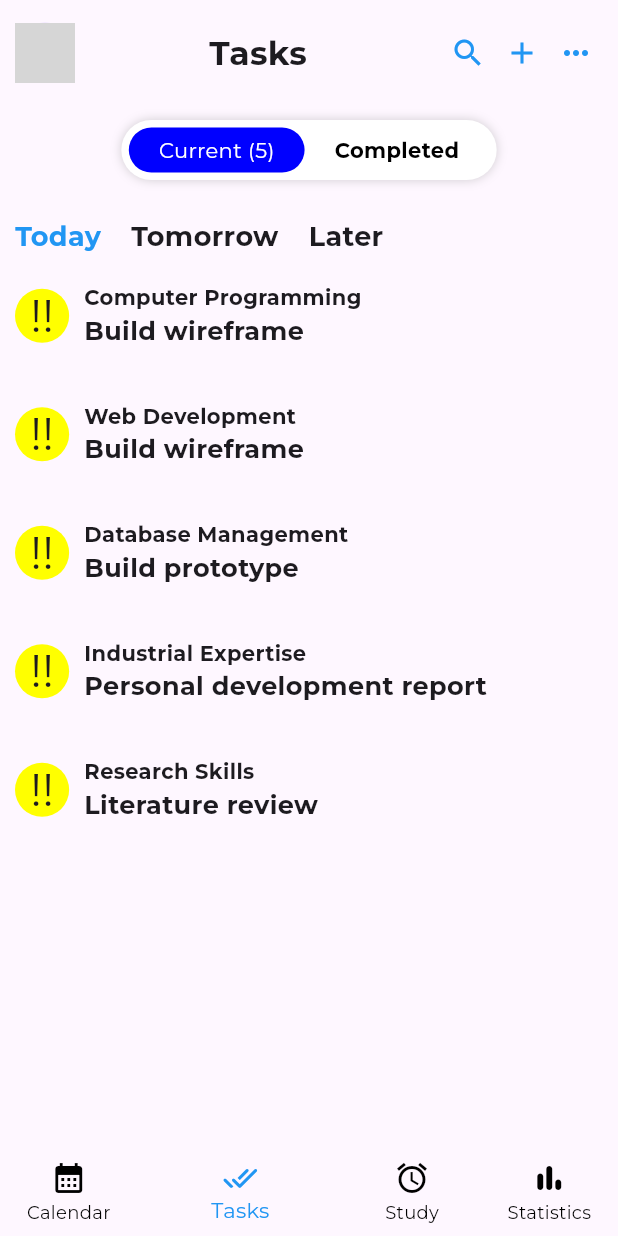
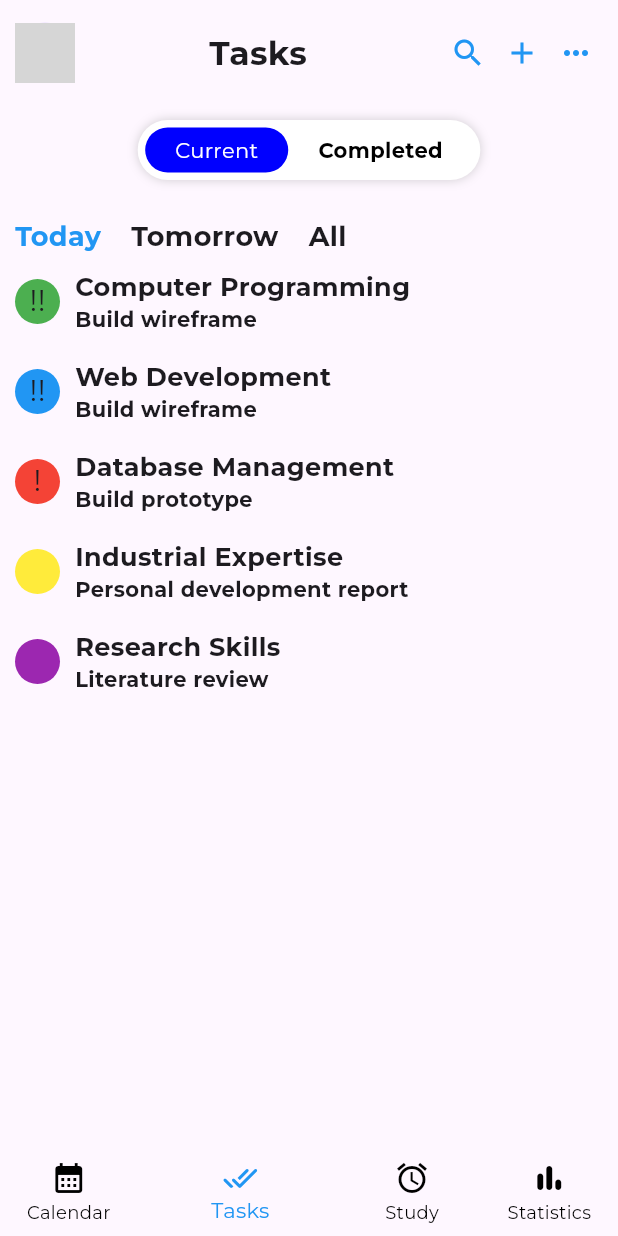
Before and after one commit to izieo/studitivity, a Flutter app: the screen it shows once a user with an empty profile is signed in, item 2 of the bottom bar chosen, on a phone screen of 412 x 824 dp. Run offline on Flutter 3.47's test engine with Material 3 defaults, Android fonts, the phone set to English and light mode, and no system bars; our stand-ins replace firebase_auth, firebase_core, get, google_fonts; missing offline and left inert: horizontal_week_calendar; accounts and stored records are empty; network calls fail; grey boxes are pictures that could not be loaded.

Commit message:
updated layout of tasks screen to display different priority levels and colours for each task

```diff
--- a/lib/screens/tasks.dart
+++ b/lib/screens/tasks.dart
@@ -77,7 +77,7 @@ class TaskView extends StatelessWidget {
                 ],
               ),
               const SizedBox(height: 15.0),
-              PillSwitch(items: const ['Current (5)', 'Completed']),
+              PillSwitch(items: const ['Current', 'Completed']),
               const SizedBox(height: 15.0),
               const Row(
                 children: [
@@ -99,7 +99,7 @@ class TaskView extends StatelessWidget {
                   ),
                   SizedBox(width: 20.0),
                   Text(
-                    'Later',
+                    'All',
                     style: TextStyle(
                       fontSize: 18.0,
                       fontWeight: FontWeight.bold,
@@ -111,29 +111,34 @@ class TaskView extends StatelessWidget {
                 child: ListView(
                   children: const [
                     TaskItem(
-                      priority: 'priority',
+                      priority: 2, //high priority
                       course: 'Computer Programming',
                       task: 'Build wireframe',
+                      color: Colors.green,
                     ),
                     TaskItem(
-                      priority: 'priority',
+                      priority: 2, //high priority
                       course: 'Web Development',
                       task: 'Build wireframe',
+                      color: Colors.blue,
                     ),
                     TaskItem(
-                      priority: 'priority',
+                      priority: 1, //medium priority
                       course: 'Database Management',
                       task: 'Build prototype',
+                      color: Colors.red,
                     ),
                     TaskItem(
-                      priority: 'priority',
+                      priority: 0, //low priority,
                       course: 'Industrial Expertise',
                       task: 'Personal development report',
+                      color: Colors.yellow,
                     ),
                     TaskItem(
-                      priority: 'priority',
+                      priority: 0, //low priority
                       course: 'Research Skills',
                       task: 'Literature review',
+                      color: Colors.purple,
                     ),
                   ],
                 ),
--- a/lib/widgets/task_item.dart
+++ b/lib/widgets/task_item.dart
@@ -3,49 +3,60 @@ import 'package:flutter/material.dart';
 class TaskItem extends StatelessWidget {
   const TaskItem({
     super.key,
-    required this.priority,
+    this.priority = 1,
     required this.course,
     required this.task,
+    required this.color,
+
   });
-
-  final String priority;
+  final int priority;
   final String course;
   final String task;
+  final Color color;
+
 
   @override
   Widget build(BuildContext context) {
+     String priorityText = '';
+    if (priority == 1) {
+      priorityText = '!';
+    } else if (priority == 2) {
+      priorityText = '!!';
+    }
     return Padding(
       padding: const EdgeInsets.symmetric(vertical: 8.0),
       child: Row(
         children: [
           Container(
-            decoration: const BoxDecoration(
-              color: Colors.yellowAccent,
+            width: 30.0,
+            height: 30.0,
+            decoration:  BoxDecoration(
+              color: color,
               shape: BoxShape.circle,
             ),
-            padding: const EdgeInsets.all(10.0),
-            margin: const EdgeInsets.only(right: 10.0),
-            child: const Text(
-              '!!',
-              style: TextStyle(
-                fontSize: 30.0,
+            alignment: Alignment.center,
+            child: Text(
+              priorityText,
+              style: const TextStyle(
+                fontSize: 20.0,
               ),
             ),
           ),
+          const SizedBox(width: 10.0),
           Column(
             crossAxisAlignment: CrossAxisAlignment.start,
             children: [
               Text(
                 course,
                 style: const TextStyle(
-                  fontSize: 14.0,
+                  fontSize: 17.0,
                   fontWeight: FontWeight.bold,
                 ),
               ),
               Text(
                 task,
                 style: const TextStyle(
-                  fontSize: 17.0,
+                  fontSize: 14.0,
                   fontWeight: FontWeight.bold,
                 ),
               ),
```
